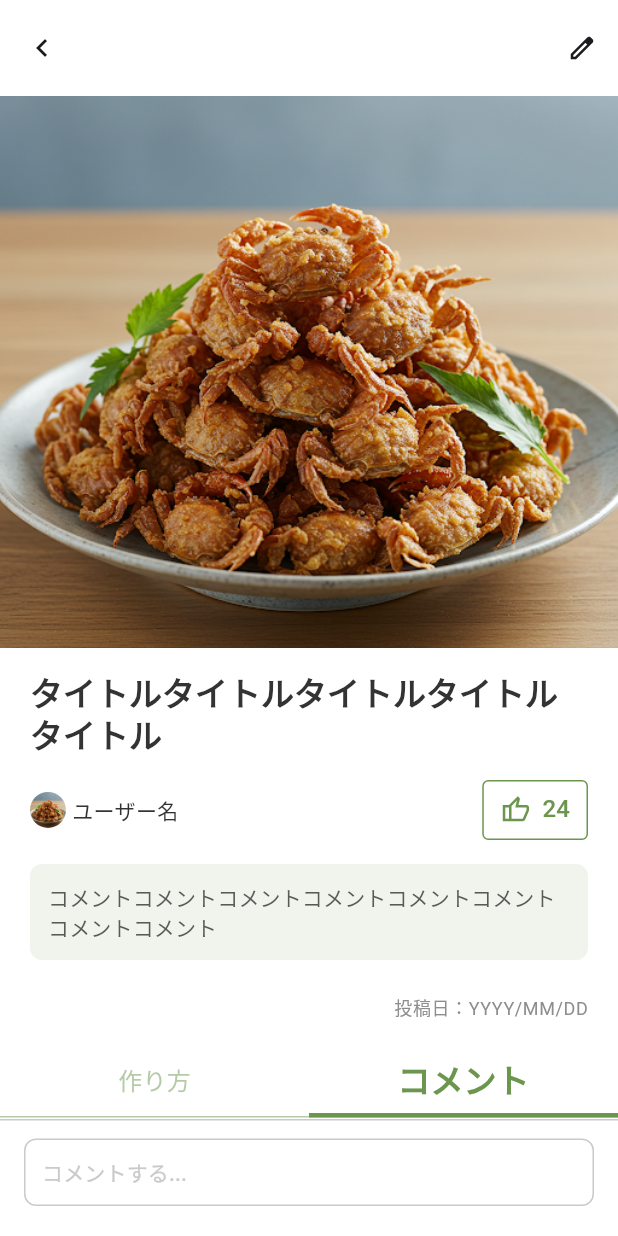
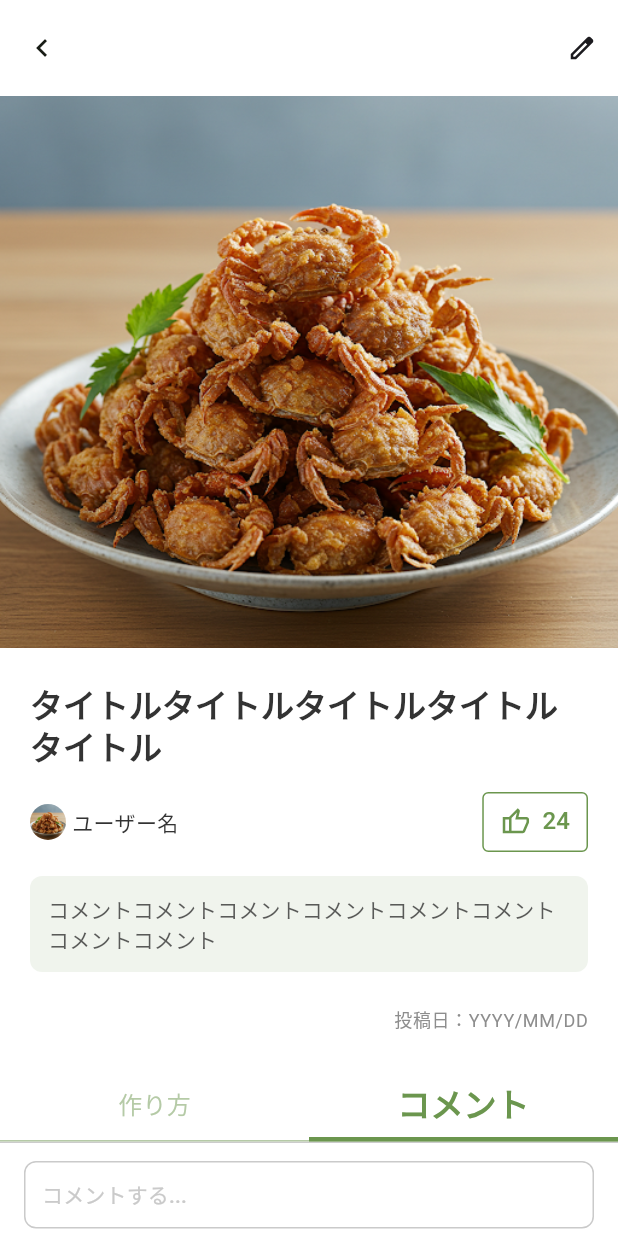
Before and after one commit to shinonome-inc/yumemi-pg-hackathon-team4, a Flutter app: the RecipeDetailPage screen opened by its route, tab 2 chosen, on a phone screen of 412 x 824 dp. Run offline on Flutter 3.47's test engine with Material 3 defaults, Android fonts, the light colour scheme and no system bars; our stand-ins replace cloud_firestore, firebase_auth, firebase_core, flutter_dotenv, flutter_riverpod, flutter_svg and 6 more; accounts and stored records are empty; generated files the repository leaves out were written again; network calls fail; project files that could hold a hidden picture were left out.

Commit message:
レシピタイトル部分のスタイル修正

```diff
--- a/client/lib/pages/recipe_detail/recipe_detail_page.dart
+++ b/client/lib/pages/recipe_detail/recipe_detail_page.dart
@@ -96,7 +96,7 @@ class _RecipeDetailPageState extends ConsumerState<RecipeDetailPage>
                 ),
                 Padding(
                   padding:
-                      const EdgeInsets.symmetric(horizontal: 20, vertical: 16),
+                      const EdgeInsets.symmetric(horizontal: 20, vertical: 24),
                   child: Column(
                     crossAxisAlignment: CrossAxisAlignment.start,
                     children: [
```
